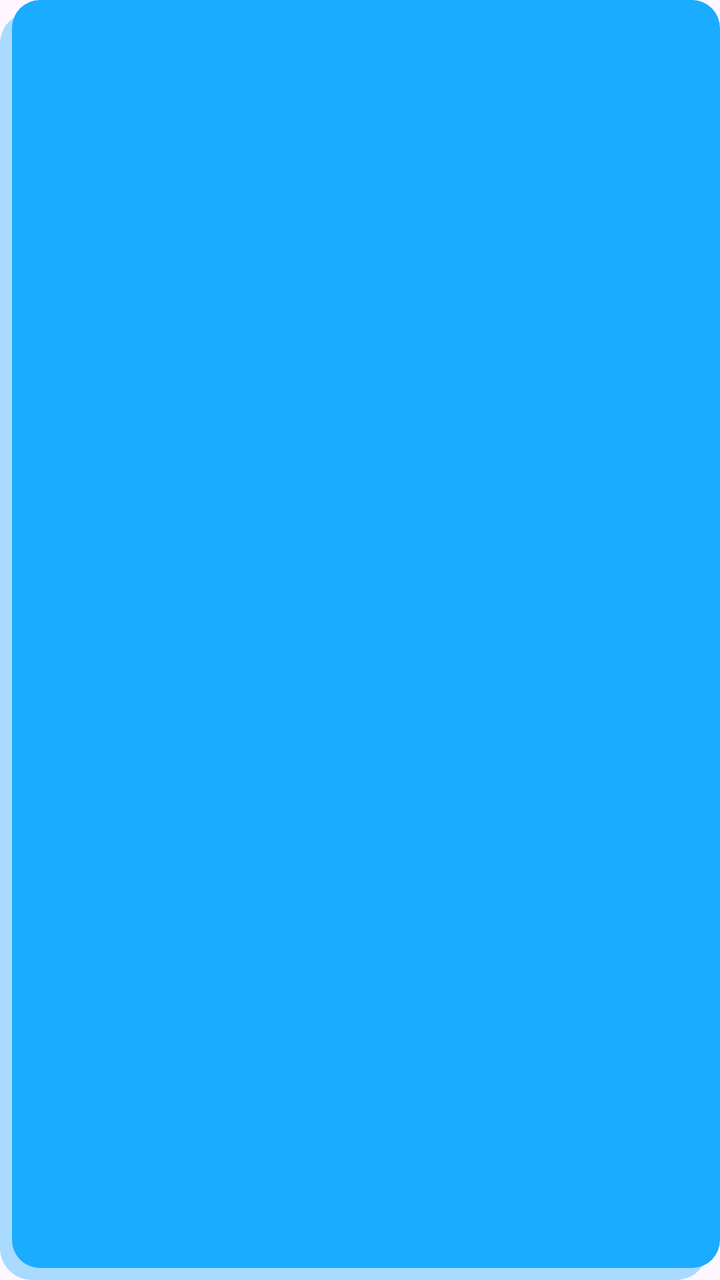
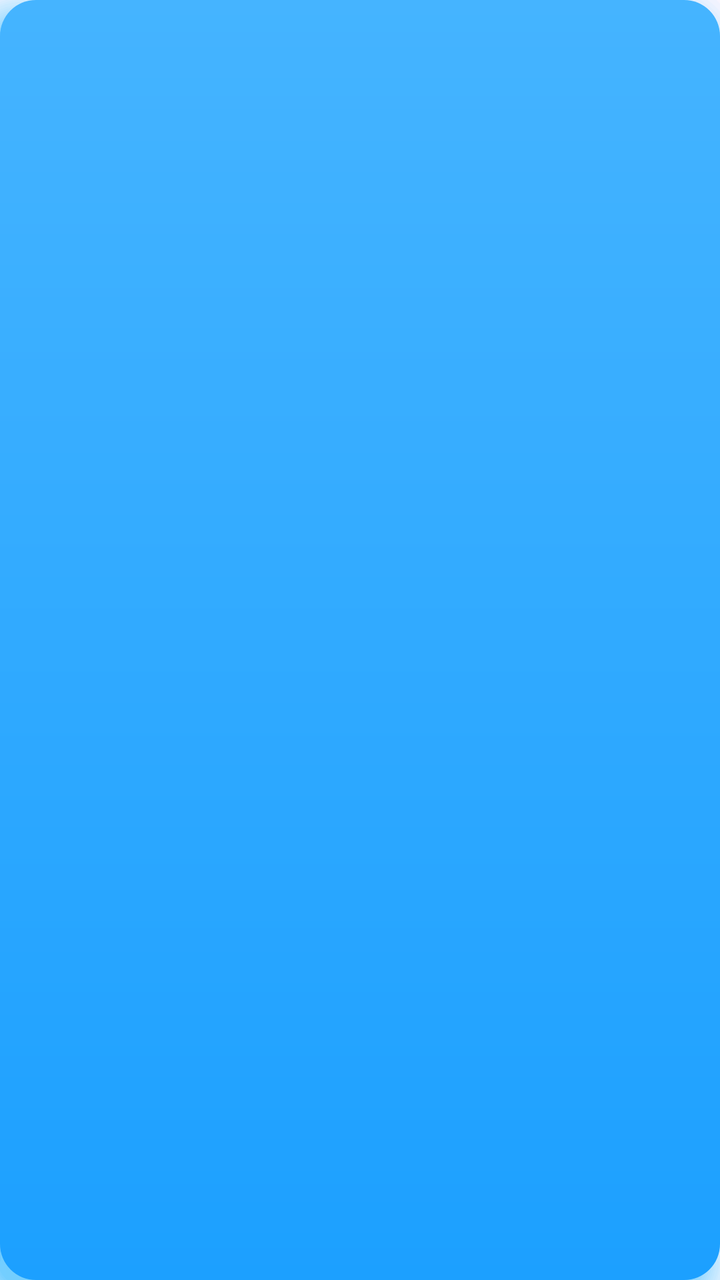

The first picture is an Android layout as it rendered before a commit; the second is the same layout after the commit. The layout source and the unified diff follow.
<!-- AndroidManifest.xml: application theme Theme.AppMayTinhCamTay -->
<!-- res/layout/activity_item_button_equal.xml -->
<?xml version="1.0" encoding="utf-8"?>
<Button xmlns:android="http://schemas.android.com/apk/res/android"
    xmlns:app="http://schemas.android.com/apk/res-auto"
    style="@style/CalcBtn"
    android:layout_width="0dp"
    android:layout_height="0dp"
    android:background="@drawable/bg_equals_button"
    android:textColor="#FFFFFF"
    android:insetTop="0dp"
    android:insetBottom="0dp"
    app:backgroundTint="@null"
    android:text="" />
<!-- resources referenced by this layout -->
<resources>
  <!-- drawable bg_equals_button (drawable) -->
  <?xml version="1.0" encoding="utf-8"?>
  <layer-list xmlns:android="http://schemas.android.com/apk/res/android">
      
      <item android:top="6dp" android:left="0dp" android:right="6dp" android:bottom="0dp">
          <shape android:shape="rectangle">
              <solid android:color="#601AACFF" />
              <corners android:radius="16dp" />
          </shape>
      </item>
      
      <item android:top="0dp" android:left="6dp" android:right="0dp" android:bottom="6dp">
          <shape android:shape="rectangle">
              <solid android:color="#1AACFF" />
              <corners android:radius="14dp" />
          </shape>
      </item>
  </layer-list>
  <style name="CalcBtn">
          <item name="android:layout_width">0dp</item>
          <item name="android:layout_height">0dp</item>
          <item name="android:layout_rowWeight">1</item>
          <item name="android:layout_columnWeight">1</item>
          <item name="android:layout_gravity">fill</item>
          <item name="android:layout_margin">16dp</item>
          <item name="android:textSize">16sp</item>
          <item name="android:textColor">@color/color_btn_text_value</item>
          <item name="android:textAllCaps">false</item>
          <item name="android:padding">0dp</item>
          <item name="android:minWidth">0dp</item>
          <item name="android:minHeight">0dp</item>
      </style>
  <style name="Theme.AppMayTinhCamTay" parent="Base.Theme.AppMayTinhCamTay" />
  <color name="color_btn_text_value">#1399f5</color>
  <style name="Base.Theme.AppMayTinhCamTay" parent="Theme.Material3.DayNight.NoActionBar">
          
          
      </style>
</resources>

<!-- the commit's change to res/layout/activity_item_button_equal.xml (unified diff, before → after) -->
@@ -1,11 +1,13 @@
 <?xml version="1.0" encoding="utf-8"?>
-<Button xmlns:android="http://schemas.android.com/apk/res/android"
+<android.widget.Button xmlns:android="http://schemas.android.com/apk/res/android"
     xmlns:app="http://schemas.android.com/apk/res-auto"
     style="@style/CalcBtn"
     android:layout_width="0dp"
     android:layout_height="0dp"
     android:background="@drawable/bg_equals_button"
     android:textColor="#FFFFFF"
+    android:elevation="16dp"
+    android:stateListAnimator="@null"
     android:insetTop="0dp"
     android:insetBottom="0dp"
     app:backgroundTint="@null"
<!-- resource entries referenced after the edit -->
@@ -1,23 +1,6 @@
 <!-- resources referenced by this layout -->
 <resources>
-  <!-- drawable bg_equals_button (drawable) -->
-  <?xml version="1.0" encoding="utf-8"?>
-  <layer-list xmlns:android="http://schemas.android.com/apk/res/android">
-      
-      <item android:top="6dp" android:left="0dp" android:right="6dp" android:bottom="0dp">
-          <shape android:shape="rectangle">
-              <solid android:color="#601AACFF" />
-              <corners android:radius="16dp" />
-          </shape>
-      </item>
-      
-      <item android:top="0dp" android:left="6dp" android:right="0dp" android:bottom="6dp">
-          <shape android:shape="rectangle">
-              <solid android:color="#1AACFF" />
-              <corners android:radius="14dp" />
-          </shape>
-      </item>
-  </layer-list>
+  <!-- drawable bg_equals_button: vector/xml drawable (drawable, 7305 chars, omitted) -->
   <style name="CalcBtn">
           <item name="android:layout_width">0dp</item>
           <item name="android:layout_height">0dp</item>
